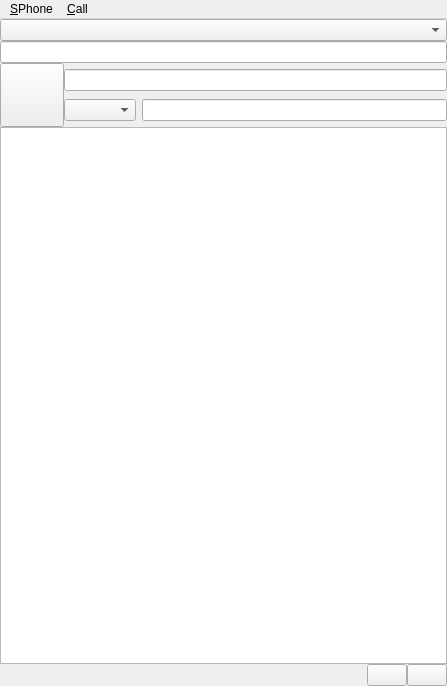
Qt form resources/mainwindow.ui (havfo/SPhone) before a commit.
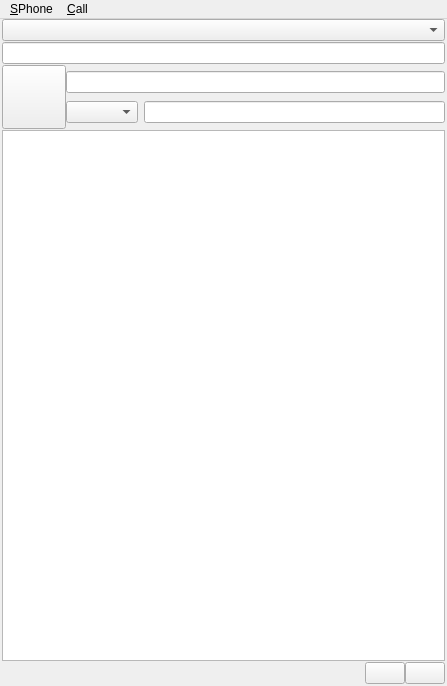
The same form after that commit. Icons and pictures are not drawn.

Patch:
```diff
--- a/resources/mainwindow.ui
+++ b/resources/mainwindow.ui
@@ -22,19 +22,19 @@
    </property>
    <layout class="QVBoxLayout" name="centralLayout">
     <property name="spacing">
-     <number>0</number>
+     <number>1</number>
     </property>
     <property name="leftMargin">
-     <number>0</number>
+     <number>2</number>
     </property>
     <property name="topMargin">
      <number>0</number>
     </property>
     <property name="rightMargin">
-     <number>0</number>
+     <number>2</number>
     </property>
     <property name="bottomMargin">
-     <number>0</number>
+     <number>2</number>
     </property>
     <item>
      <widget class="QComboBox" name="accountSelector"/>
```
Left out of the diff: 4 changed lines with no effect on the pictures.
